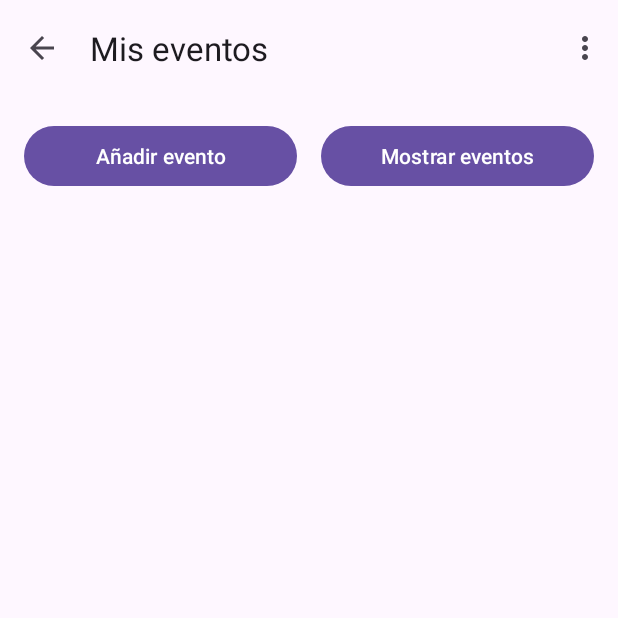
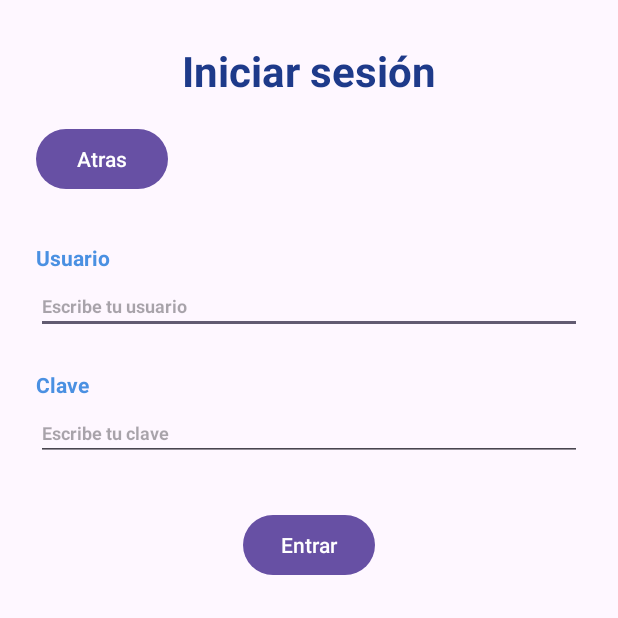
Before and after one commit to tatianaluc/EvenToGo, an Android app: the screen it shows after launch (Coleccion before the commit, Login after it), after a tap on "Mis Eventos", on a phone screen of 412 x 824 dp, the top half of it. Run offline under Robolectric (Android 15) with nearby library versions, the phone set to English and light mode, and no system bars; 1 other tap on this screen came first.

Commit message:
login y nuevo buscar evento

```diff
--- a/app/src/main/java/es/ies/cm/dam2/pmdm/eventogo/Evento.java
+++ b/app/src/main/java/es/ies/cm/dam2/pmdm/eventogo/Evento.java
@@ -21,6 +21,7 @@ public class Evento implements Serializable {
     private String horaFin;     // formato HH:mm
     private String lugar;
     private int portada;        // la imagen de portada
+    private int usuarioId = -1;
 
     // Constructor completo, para los eventos de ejemplo
     public Evento(String nombre, String tipo, String cliente, int asistentes, String fecha,
@@ -105,6 +106,8 @@ public class Evento implements Serializable {
     public float getComplejidad() {
         return servicios / 2f;
     }
+    public int getUsuarioId() { return usuarioId; }
+    public void setUsuarioId(int usuarioId) { this.usuarioId = usuarioId; }
 
     // Calcula cuántas horas dura el evento. Si la hora de fin es menor que la de inicio, el evento acaba
     // al día siguiente, por ejemplo, un evento de 22:00 a 03:00 son 5 horas, pero a partir de las 00h
--- /dev/null
+++ b/app/src/main/java/es/ies/cm/dam2/pmdm/eventogo/Login.java
@@ -0,0 +1,78 @@
+package es.ies.cm.dam2.pmdm.eventogo;
+
+import android.content.Intent;
+import android.os.Bundle;
+import android.widget.Button;
+import android.widget.EditText;
+import android.widget.Toast;
+
+import androidx.activity.EdgeToEdge;
+import androidx.appcompat.app.AppCompatActivity;
+import androidx.core.graphics.Insets;
+import androidx.core.view.ViewCompat;
+import androidx.core.view.WindowInsetsCompat;
+
+// Pantalla de login: comprueba usuario y clave en la tabla usuarios de la bd
+public class Login extends AppCompatActivity {
+
+    // Claves de los extras con los datos del usuario que ha entrado, para que las pantallas siguientes sepan quién es
+    public static final String EXTRA_USUARIO_ID = "usuarioId";
+    public static final String EXTRA_USUARIO = "usuario";
+
+    @Override
+    protected void onCreate(Bundle savedInstanceState) {
+        super.onCreate(savedInstanceState);
+        EdgeToEdge.enable(this);
+        setContentView(R.layout.activity_login);
+
+        EditText etUsuario = findViewById(R.id.etUsuario);
+        EditText etClave = findViewById(R.id.etClave);
+        Button btnEntrar = findViewById(R.id.btnEntrar);
+        Button btnAtras = findViewById(R.id.btnAtras);
+
+        btnEntrar.setOnClickListener(v -> {
+            String usuario = etUsuario.getText().toString().trim();
+            String clave = etClave.getText().toString().trim();
+
+            // primero comprobamos que no deje nada vacío
+            boolean ok = true;
+            if (usuario.isEmpty()) {
+                etUsuario.setError("Campo Obligatorio");
+                ok = false;
+            }
+            if (clave.isEmpty()) {
+                etClave.setError("Campo Obligatorio");
+                ok = false;
+            }
+            if (!ok) return;
+
+            // preguntamos a la bd: devuelve el id del usuario, o -1 si no existe esa combinación
+            int idUsuario = new EventosDB(this).comprobarLogin(usuario, clave);
+
+            if (idUsuario == -1) {
+                Toast.makeText(this, "Usuario o clave incorrectos", Toast.LENGTH_SHORT).show();
+                etClave.setText(""); // vaciamos la clave para que la vuelva a escribir
+                return;
+            }
+
+            Toast.makeText(this, "Sesión iniciada como " + usuario, Toast.LENGTH_SHORT).show();
+
+            // Por ahora vamos a Mis eventos (Coleccion), pasando quién ha entrado.
+            // Más adelante cambiará el destino cuando tengamos la lista del usuario
+            Intent intent = new Intent(this, Coleccion.class);
+            intent.putExtra(EXTRA_USUARIO_ID, idUsuario);
+            intent.putExtra(EXTRA_USUARIO, usuario);
+            startActivity(intent);
+            finish(); // así al darle atrás desde Mis eventos vuelve al Main y no al login
+        });
+
+        // ATRAS
+        btnAtras.setOnClickListener(v -> finish());
+
+        ViewCompat.setOnApplyWindowInsetsListener(findViewById(R.id.login), (v, insets) -> {
+            Insets systemBars = insets.getInsets(WindowInsetsCompat.Type.systemBars());
+            v.setPadding(systemBars.left, systemBars.top, systemBars.right, systemBars.bottom);
+            return insets;
+        });
+    }
+}
--- a/app/src/main/java/es/ies/cm/dam2/pmdm/eventogo/MainActivity.java
+++ b/app/src/main/java/es/ies/cm/dam2/pmdm/eventogo/MainActivity.java
@@ -46,9 +46,9 @@ public class MainActivity extends AppCompatActivity {
         });
 
         // Filtrado de boton para pasar directamente a eventos registrados
-        // Y abre la colección con todos los eventos DE EJEMPLO
+        //antes de ver Mis eventos, hay que iniciar sesión
         btnSel.setOnClickListener(v -> {
-            Intent i = new Intent(MainActivity.this, Coleccion.class);
+            Intent i = new Intent(MainActivity.this, Login.class);
             startActivity(i);
         });
 
@@ -56,12 +56,6 @@ public class MainActivity extends AppCompatActivity {
         Button btnWeb = findViewById(R.id.btnWeb);
         btnWeb.setOnClickListener(v -> {
             Intent i = new Intent(Intent.ACTION_VIEW, Uri.parse("https://sassotsound.com/eventos/"));
-            startActivity(i);
-        });
-        //abre el alyout de compartir
-        Button btnCompEv = findViewById(R.id.btnShare);
-        btnCompEv.setOnClickListener(v -> {
-            Intent i = new Intent(MainActivity.this, Compartir.class);
             startActivity(i);
         });
 
--- a/app/src/main/java/es/ies/cm/dam2/pmdm/eventogo/NuevoEvento.java
+++ b/app/src/main/java/es/ies/cm/dam2/pmdm/eventogo/NuevoEvento.java
@@ -234,6 +234,8 @@ public class NuevoEvento extends AppCompatActivity {
                     spLugar.getSelectedItem().toString());
 
             if (editar == null) {
+                // El evento nuevo es de quien hizo login
+                evento.setUsuarioId(getIntent().getIntExtra(Login.EXTRA_USUARIO_ID, -1));
                 // evento nuevo  lo guardamos en la bd, que nos devuelve el id que le ha puesto, o -1 si falla
                 long idNuevo = new EventosDB(this).insertarEvento(evento);
                 if (idNuevo == -1) {
--- /dev/null
+++ b/app/src/main/res/layout/activity_login.xml
@@ -0,0 +1,103 @@
+<?xml version="1.0" encoding="utf-8"?>
+<androidx.constraintlayout.widget.ConstraintLayout
+    xmlns:android="http://schemas.android.com/apk/res/android"
+    xmlns:app="http://schemas.android.com/apk/res-auto"
+    xmlns:tools="http://schemas.android.com/tools"
+    android:id="@+id/login"
+    android:layout_width="match_parent"
+    android:layout_height="match_parent"
+    tools:context=".Login">
+
+    <TextView
+        android:id="@+id/txtTituloLogin"
+        android:layout_width="wrap_content"
+        android:layout_height="wrap_content"
+        android:layout_marginTop="28dp"
+        android:text="Iniciar sesión"
+        android:textColor="@color/colorPrimaryDark"
+        android:textSize="28sp"
+        android:textStyle="bold"
+        app:layout_constraintEnd_toEndOf="parent"
+        app:layout_constraintStart_toStartOf="parent"
+        app:layout_constraintTop_toTopOf="parent" />
+
+    <Button
+        android:id="@+id/btnAtras"
+        android:layout_width="wrap_content"
+        android:layout_height="wrap_content"
+        android:layout_marginStart="24dp"
+        android:layout_marginTop="16dp"
+        android:text="@string/btnBack"
+        app:layout_constraintStart_toStartOf="parent"
+        app:layout_constraintTop_toBottomOf="@id/txtTituloLogin" />
+
+    <TextView
+        android:id="@+id/txtUsuario"
+        android:layout_width="wrap_content"
+        android:layout_height="wrap_content"
+        android:layout_marginStart="24dp"
+        android:layout_marginTop="32dp"
+        android:text="Usuario"
+        android:textColor="@color/colorPrimary"
+        android:textSize="14sp"
+        android:textStyle="bold"
+        app:layout_constraintStart_toStartOf="parent"
+        app:layout_constraintTop_toBottomOf="@id/btnAtras" />
+
+    <EditText
+        android:id="@+id/etUsuario"
+        android:layout_width="0dp"
+        android:layout_height="wrap_content"
+        android:layout_marginStart="24dp"
+        android:layout_marginTop="4dp"
+        android:layout_marginEnd="24dp"
+        android:hint="Escribe tu usuario"
+        android:inputType="text"
+        android:textColor="@color/black"
+        android:textSize="12sp"
+        android:textStyle="bold"
+        app:layout_constraintEnd_toEndOf="parent"
+        app:layout_constraintStart_toStartOf="parent"
+        app:layout_constraintTop_toBottomOf="@id/txtUsuario" />
+
+    <TextView
+        android:id="@+id/txtClave"
+        android:layout_width="wrap_content"
+        android:layout_height="wrap_content"
+        android:layout_marginStart="24dp"
+        android:layout_marginTop="24dp"
+        android:text="Clave"
+        android:textColor="@color/colorPrimary"
+        android:textSize="14sp"
+        android:textStyle="bold"
+        app:layout_constraintStart_toStartOf="parent"
+        app:layout_constraintTop_toBottomOf="@id/etUsuario" />
+
+    <!-- textPassword hace que lo que se escribe salga con puntitos -->
+    <EditText
+        android:id="@+id/etClave"
+        android:layout_width="0dp"
+        android:layout_height="wrap_content"
+        android:layout_marginStart="24dp"
+        android:layout_marginTop="4dp"
+        android:layout_marginEnd="24dp"
+        android:hint="Escribe tu clave"
+        android:inputType="textPassword"
+        android:textColor="@color/black"
+        android:textSize="12sp"
+        android:textStyle="bold"
+        app:layout_constraintEnd_toEndOf="parent"
+        app:layout_constraintStart_toStartOf="parent"
+        app:layout_constraintTop_toBottomOf="@id/txtClave" />
+
+    <Button
+        android:id="@+id/btnEntrar"
+        android:layout_width="wrap_content"
+        android:layout_height="wrap_content"
+        android:layout_marginTop="32dp"
+        android:text="Entrar"
+        app:layout_constraintEnd_toEndOf="parent"
+        app:layout_constraintStart_toStartOf="parent"
+        app:layout_constraintTop_toBottomOf="@id/etClave" />
+
+</androidx.constraintlayout.widget.ConstraintLayout>
--- a/app/src/main/res/menu/menu_coleccion.xml
+++ b/app/src/main/res/menu/menu_coleccion.xml
@@ -13,6 +13,11 @@
         app:showAsAction="never" />
 
     <item
+        android:id="@+id/opcion_buscar"
+        android:title="Buscar evento"
+        app:showAsAction="never" />
+
+    <item
         android:id="@+id/opcion_acerca"
         android:title="Acerca de"
         app:showAsAction="never" />
```
Also changed, not shown: app/src/main/AndroidManifest.xml (+8 -0 lines), app/src/main/java/es/ies/cm/dam2/pmdm/eventogo/BuscarEvento.java (added, +82 -0 lines), app/src/main/java/es/ies/cm/dam2/pmdm/eventogo/Coleccion.java (+18 -8 lines), app/src/main/java/es/ies/cm/dam2/pmdm/eventogo/EventosDB.java (+69 -8 lines), app/src/main/res/layout/activity_buscar_evento.xml (added, +155 -0 lines).
